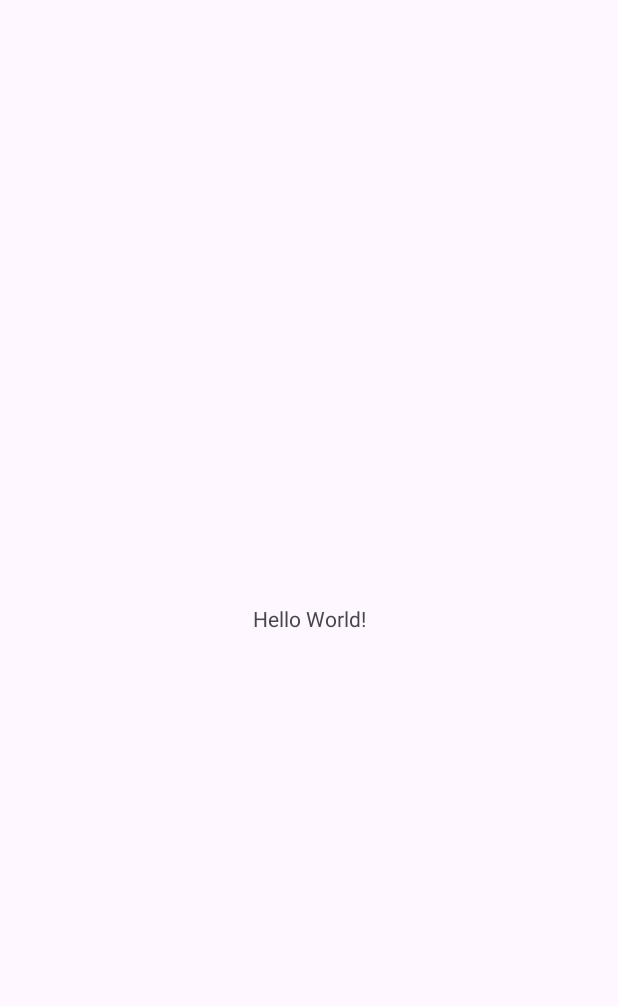
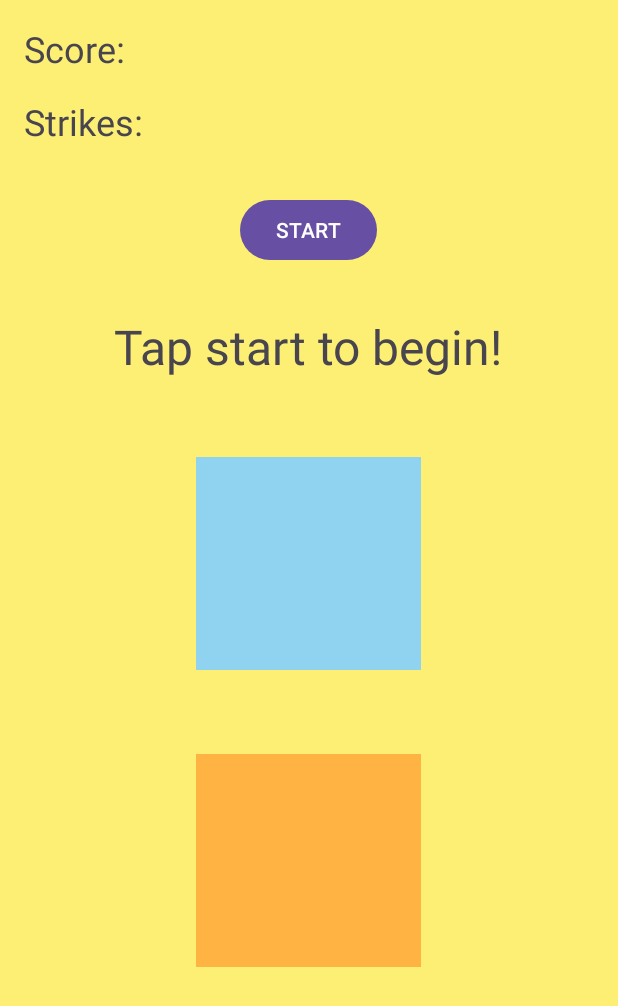
Before and after one commit to caitlin3862/First-Project, an Android app: the screen it shows after launch (MainActivity), on a phone screen of 412 x 824 dp. Before the commit the part shown is almost empty. Shown: the top 1006 px of the screen. Run offline under Robolectric (Android 15) with nearby library versions, the phone set to English and light mode, and no system bars.

Commit message:
laid out all the components of the game

```diff
--- a/app/src/main/res/layout/activity_main.xml
+++ b/app/src/main/res/layout/activity_main.xml
@@ -1,19 +1,80 @@
 <?xml version="1.0" encoding="utf-8"?>
-<androidx.constraintlayout.widget.ConstraintLayout xmlns:android="http://schemas.android.com/apk/res/android"
+<LinearLayout xmlns:android="http://schemas.android.com/apk/res/android"
     xmlns:app="http://schemas.android.com/apk/res-auto"
     xmlns:tools="http://schemas.android.com/tools"
     android:id="@+id/main"
     android:layout_width="match_parent"
     android:layout_height="match_parent"
+    android:orientation="vertical"
+    android:background="#FDEF74"
     tools:context=".MainActivity">
 
     <TextView
+        android:id="@+id/score"
         android:layout_width="wrap_content"
         android:layout_height="wrap_content"
-        android:text="Hello World!"
+        android:text="Score: "
+        android:textSize="24sp"
+        android:layout_marginTop="16dp"
+        android:layout_marginBottom="8dp"
+        android:layout_marginStart="16dp"
         app:layout_constraintBottom_toBottomOf="parent"
         app:layout_constraintEnd_toEndOf="parent"
         app:layout_constraintStart_toStartOf="parent"
         app:layout_constraintTop_toTopOf="parent" />
 
-</androidx.constraintlayout.widget.ConstraintLayout>
+    <TextView
+        android:id="@+id/strikes"
+        android:layout_width="wrap_content"
+        android:layout_height="wrap_content"
+        android:text="Strikes: "
+        android:textSize="24sp"
+        android:layout_marginTop="8dp"
+        android:layout_marginBottom="16dp"
+        android:layout_marginStart="16dp"
+        app:layout_constraintBottom_toBottomOf="parent"
+        app:layout_constraintEnd_toEndOf="parent"
+        app:layout_constraintStart_toStartOf="parent"
+        app:layout_constraintTop_toTopOf="parent" />
+
+    <Button
+        android:id="@+id/button"
+        android:layout_width="wrap_content"
+        android:layout_height="wrap_content"
+        android:layout_margin="16dp"
+        android:layout_gravity="center"
+        android:text="START" />
+
+    <TextView
+        android:id="@+id/instructions"
+        android:layout_width="wrap_content"
+        android:layout_height="wrap_content"
+        android:text="Tap start to begin!"
+        android:textSize="32sp"
+        android:layout_margin="16dp"
+        android:layout_gravity="center"
+        app:layout_constraintBottom_toBottomOf="parent"
+        app:layout_constraintEnd_toEndOf="parent"
+        app:layout_constraintStart_toStartOf="parent"
+        app:layout_constraintTop_toTopOf="parent" />
+
+    <Button
+        android:id="@+id/button2"
+        android:layout_width="150dp"
+        android:layout_height="150dp"
+        android:layout_gravity="center"
+        android:layout_margin="32dp"
+        android:backgroundTint="#90D3F1"
+        app:cornerRadius="0dp" />
+
+    <Button
+        android:id="@+id/button3"
+        android:layout_width="150dp"
+        android:layout_height="150dp"
+        android:layout_gravity="center"
+        android:layout_margin="16dp"
+        android:backgroundTint="#FFB342"
+        app:cornerRadius="0dp" />
+
+
+</LinearLayout>
```
